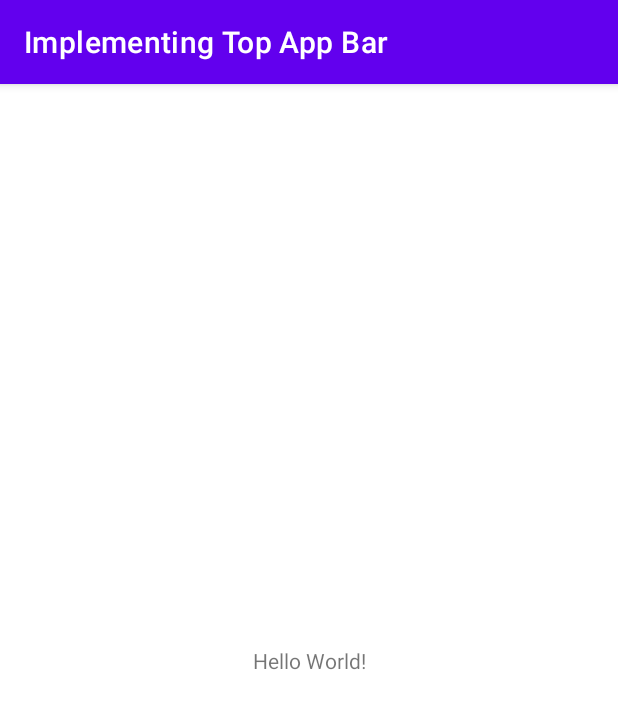
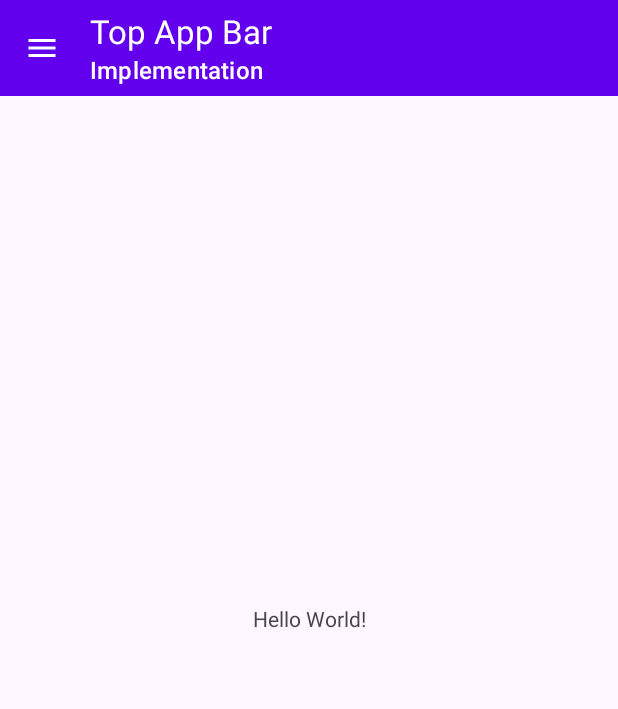
Before and after one commit to theplayernumberzero/AndroidAppDevWithKotlin, an Android app: the screen it shows after launch (MainActivity), on a phone screen of 412 x 824 dp. Shown: the top 709 px of the screen. Run offline under Robolectric (Android 15) with nearby library versions, the phone set to English and light mode, and no system bars.

Commit message:
Kotlin Basics: App Bar/Material3

```diff
--- /dev/null
+++ b/ImplementingTopAppBar/app/src/main/res/drawable/baseline_menu_24.xml
@@ -0,0 +1,5 @@
+<vector xmlns:android="http://schemas.android.com/apk/res/android" android:height="24dp" android:tint="#000000" android:viewportHeight="24" android:viewportWidth="24" android:width="24dp">
+
+    <path android:fillColor="@android:color/white" android:pathData="M3,18h18v-2L3,16v2zM3,13h18v-2L3,11v2zM3,6v2h18L21,6L3,6z"/>
+
+</vector>
--- a/ImplementingTopAppBar/app/src/main/res/layout/activity_main.xml
+++ b/ImplementingTopAppBar/app/src/main/res/layout/activity_main.xml
@@ -6,6 +6,25 @@
     android:layout_width="match_parent"
     android:layout_height="match_parent"
     tools:context=".MainActivity">
+
+    <com.google.android.material.appbar.AppBarLayout
+        android:layout_width="match_parent"
+        android:layout_height="wrap_content"
+        android:background="?attr/colorPrimary"
+        app:layout_constraintEnd_toEndOf="parent"
+        app:layout_constraintStart_toStartOf="parent"
+        app:layout_constraintTop_toTopOf="parent">
+
+        <com.google.android.material.appbar.MaterialToolbar
+            android:layout_width="match_parent"
+            android:layout_height="wrap_content"
+            app:title="Top App Bar"
+            app:subtitle="Implementation"
+            app:titleTextColor="?attr/colorOnPrimary"
+            app:subtitleTextColor="?attr/colorOnPrimary"
+            app:navigationIcon="@drawable/baseline_menu_24"
+            app:navigationIconTint="?attr/colorOnPrimary"/>
+    </com.google.android.material.appbar.AppBarLayout>
 
     <TextView
         android:layout_width="wrap_content"
--- a/ImplementingTopAppBar/app/src/main/res/values/themes.xml
+++ b/ImplementingTopAppBar/app/src/main/res/values/themes.xml
@@ -1,7 +1,8 @@
 <resources xmlns:tools="http://schemas.android.com/tools">
     <!-- Base application theme. -->
-    <style name="Base.Theme.ImplementingTopAppBar" parent="Theme.MaterialComponents.DayNight.DarkActionBar">
+    <style name="Base.Theme.ImplementingTopAppBar" parent="Theme.Material3.DayNight.NoActionBar">
         <!-- Customize your light theme here. -->
+
         <item name="colorPrimary">@color/purple500</item>
         <item name="colorPrimaryVariant">@color/purple700</item>
         <item name="colorOnPrimary">@color/white</item>
@@ -9,8 +10,8 @@
         <item name="colorSecondary">@color/teal200</item>
         <item name="colorSecondaryVariant">@color/teal700</item>
         <item name="colorOnSecondary">@color/black</item>
+        <item name="android:statusBarColor">?attr/colorPrimaryVariant</item>
 
-        <item name="android:statusBarColor">?attr/colorPrimaryVariant</item>
     </style>
 
     <style name="Theme.ImplementingTopAppBar" parent="Base.Theme.ImplementingTopAppBar" />
```
